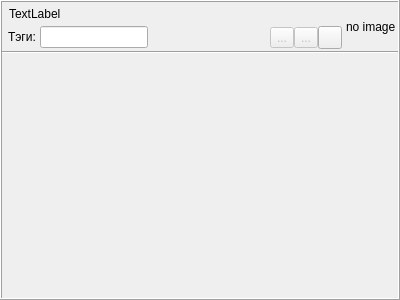
Old version of the form filewidget.ui in the repository bort-four/StudentHelperClient.
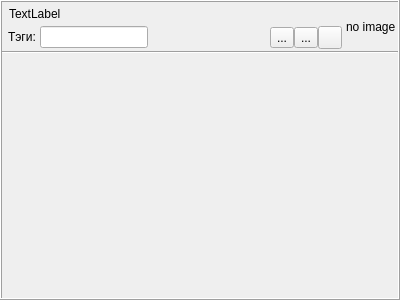
New version of the form. Icons and pictures are not drawn.

```diff
--- a/filewidget.ui
+++ b/filewidget.ui
@@ -249,9 +249,6 @@
                 </item>
                 <item>
                  <widget class="QToolButton" name="editButton">
-                  <property name="enabled">
-                   <bool>false</bool>
-                  </property>
                   <property name="text">
                    <string>...</string>
                   </property>
@@ -263,9 +260,6 @@
                 </item>
                 <item>
                  <widget class="QToolButton" name="deleteButton">
-                  <property name="enabled">
-                   <bool>false</bool>
-                  </property>
                   <property name="text">
                    <string>...</string>
                   </property>
```
